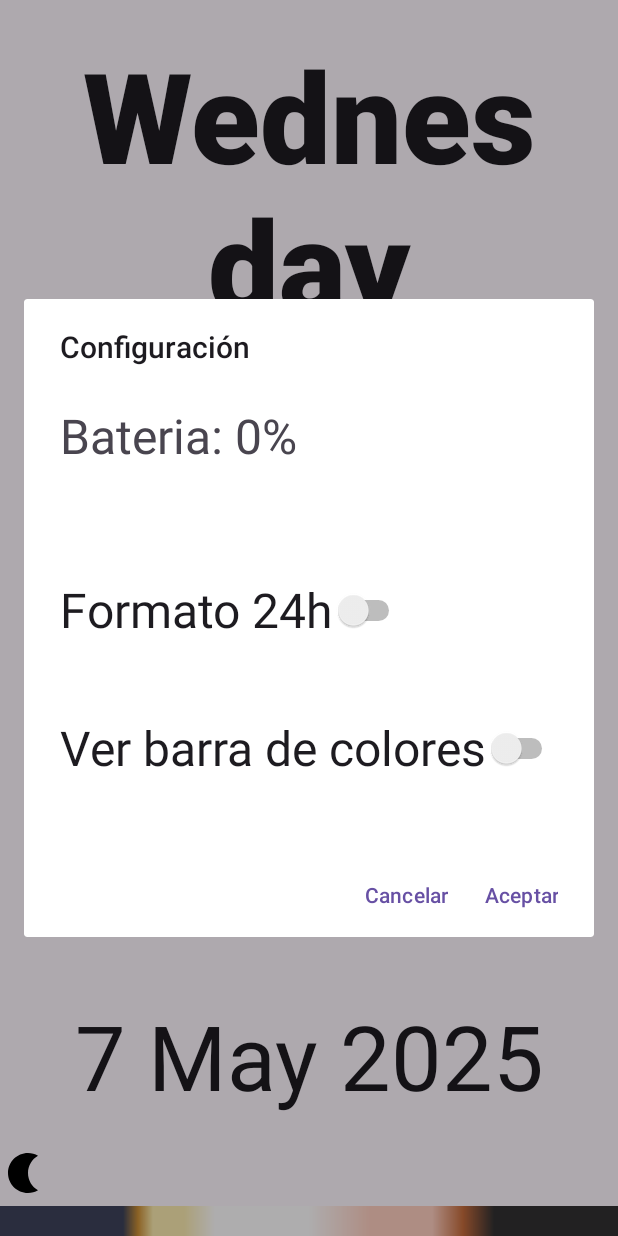
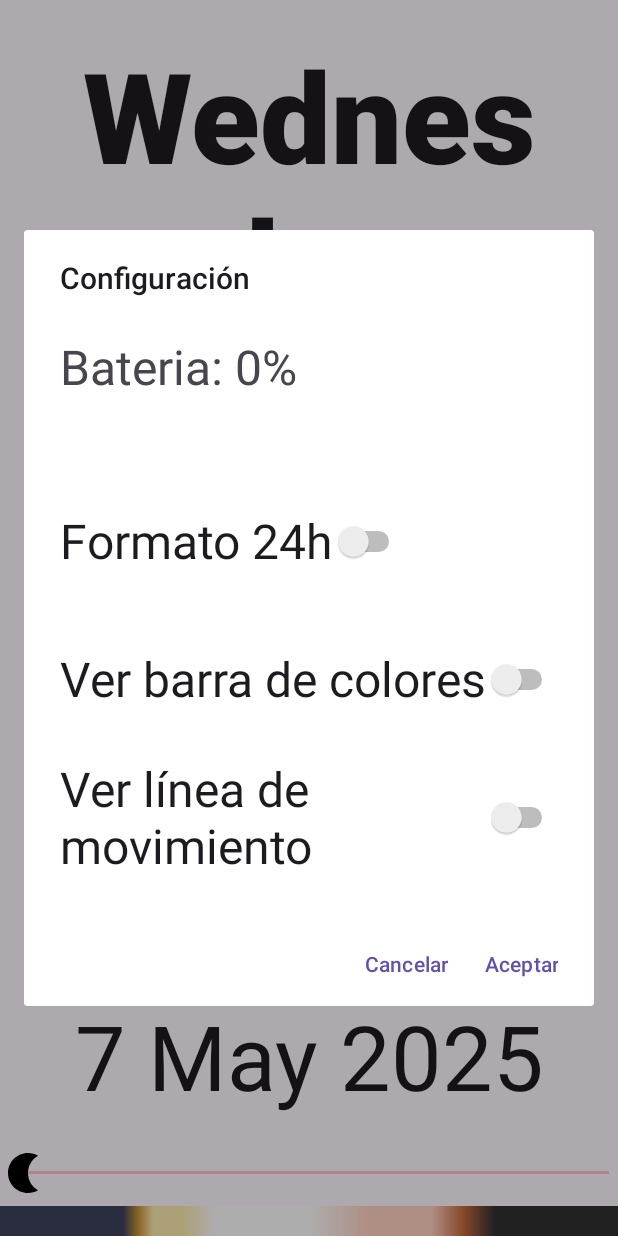
Before and after one commit to mianghe/MiRelojFacil, an Android app built with Jetpack Compose: the screen it shows after launch (MainActivity), after a tap on an icon or button, on a phone screen of 412 x 824 dp. Run offline under Robolectric (Android 15) with nearby library versions, the phone set to English and light mode, and no system bars; Roboto replaces fonts that are not available here.

Commit message:
Añadida línea de movimiento del icono sol-luna

```diff
--- /dev/null
+++ b/app/src/main/res/drawable/line.xml
@@ -0,0 +1,5 @@
+<vector xmlns:android="http://schemas.android.com/apk/res/android" android:height="24dp" android:tint="#000000" android:viewportHeight="24" android:viewportWidth="24" android:width="24dp">
+
+    <path android:fillColor="@android:color/white" android:fillType="evenOdd" android:pathData="M4,11h16v2h-16z"/>
+
+</vector>
--- a/app/src/main/res/layout/activity_configuracion.xml
+++ b/app/src/main/res/layout/activity_configuracion.xml
@@ -30,4 +30,12 @@
             android:text="Ver barra de colores"
             android:textSize="32sp" />
 
+        <Switch
+            android:id="@+id/switchLineaMovimiento"
+            android:height="92dp"
+            android:layout_width="wrap_content"
+            android:layout_height="wrap_content"
+            android:text="Ver línea de movimiento"
+            android:textSize="32sp" />
+
 </LinearLayout>
--- a/app/src/main/res/layout/activity_main.xml
+++ b/app/src/main/res/layout/activity_main.xml
@@ -90,12 +90,21 @@
         app:layout_constraintStart_toStartOf="parent"
         app:layout_constraintEnd_toEndOf="parent"
         app:layout_constraintBottom_toTopOf="@id/colorBarsContainer">
+        <View
+            android:id="@+id/lineaMovimiento"
+            android:layout_width="match_parent"
+            android:layout_height="2dp"
+            android:layout_gravity="center_vertical"
+            android:layout_marginHorizontal="6dp"
+            android:background="#FF0000"
+            android:alpha=".2"/>
         <ImageView
             android:id="@+id/iconoMovimiento"
             android:layout_width="32dp"
             android:layout_height="match_parent"
             android:src="@drawable/icono_noche"
-            android:scaleType="fitCenter"/>
+            android:scaleType="fitCenter" />
+
     </FrameLayout>
     <LinearLayout
         android:id="@+id/colorBarsContainer"
```
Also changed, not shown: app/src/main/java/com/mianghe/mirelojfacil/MainActivity.kt (+16 -4 lines).
